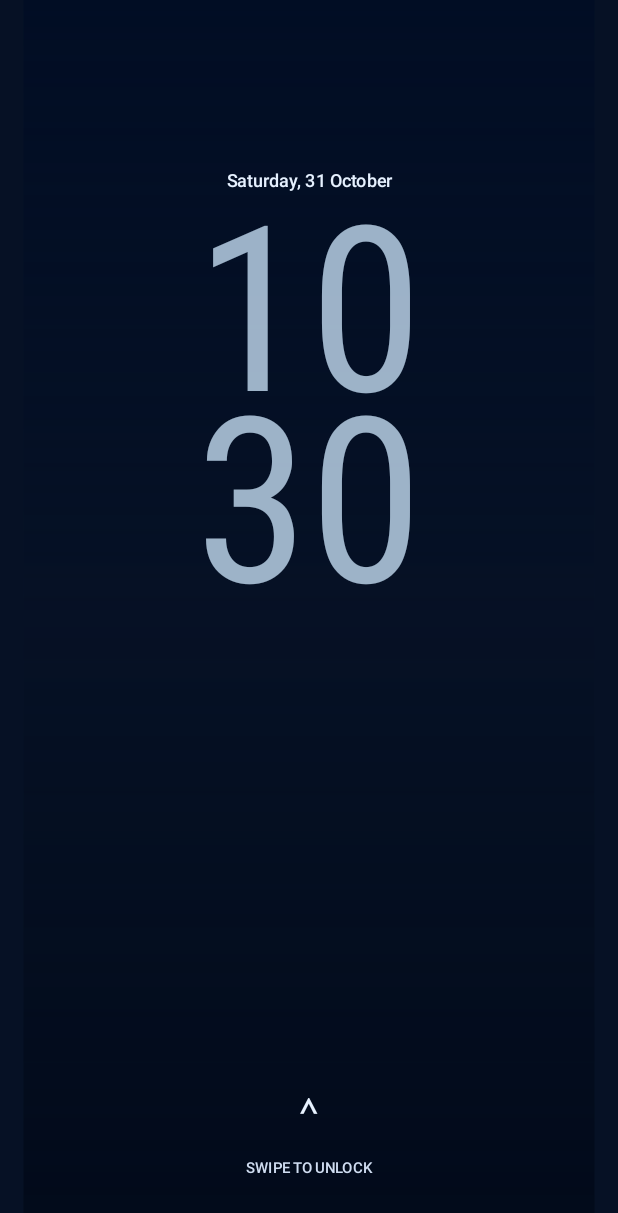
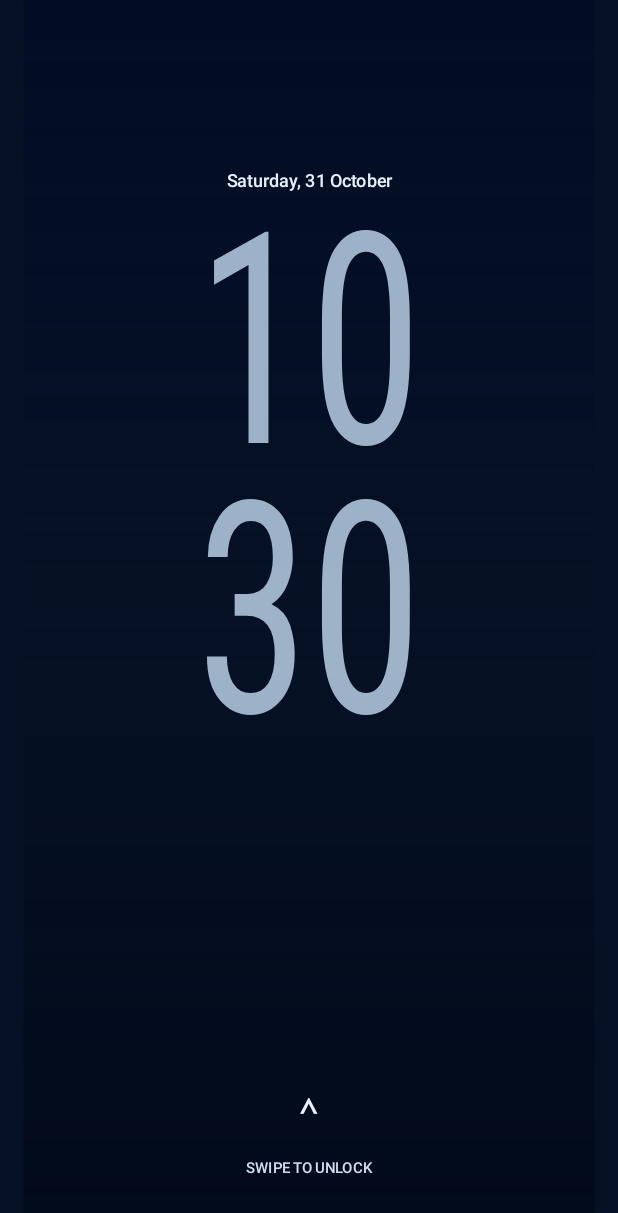
Before and after one commit to jollyboy95/HyperLauncher-Samsung, an Android app: the screen it shows after launch (AuroraActivity), on a phone screen of 412 x 824 dp. Shown: the top 1213 px of the screen. Run offline under Robolectric (Android 15) with nearby library versions, the light colour scheme and no system bars.

Commit message:
Make stacked clock taller and narrower; align foreground to wallpaper transform

```diff
--- a/compat/src/main/java/au/steve/hyperlauncher/compat/AuroraSceneView.java
+++ b/compat/src/main/java/au/steve/hyperlauncher/compat/AuroraSceneView.java
@@ -116,7 +116,7 @@ public final class AuroraSceneView extends View {
         measure.setTypeface(clockFace);
         float x=preset==2?145f:195f;
         String hours=digits.substring(0,2),minutes=digits.substring(2);
-        float requested=size*(preset==1?.65f:preset==3?1.22f:1.12f);
+        float requested=size*(preset==1?.65f:preset==3?1.22f:1.48f);
         float maxWidth=preset==1?355f:preset==3?355f:315f;
         float widest=preset==1?measure.measureText(hours+":"+minutes):
             preset==3?measure.measureText(digits):Math.max(measure.measureText(hours),measure.measureText(minutes));
@@ -124,9 +124,9 @@ public final class AuroraSceneView extends View {
         widest=preset==1?measure.measureText(hours+":"+minutes):
             preset==3?measure.measureText(digits):Math.max(measure.measureText(hours),measure.measureText(minutes));
         // Editorial uses horizontally compressed, tall digits without shrinking their height.
-        float horizontalScale=preset==3?.62f:1f;
+        float horizontalScale=preset==3?.62f:(preset==0||preset==2?.78f:1f);
         float fitted=Math.min(requested,maxWidth/Math.max(.01f,widest*horizontalScale));
-        float lineHeight=fitted*.83f;
+        float lineHeight=fitted*.91f;
         float clockHeight=preset==0||preset==2?fitted+lineHeight:fitted;
         float groupHeight=clockHeight+48f;
         float top=Math.max(42f,Math.min(722f-groupHeight,116f+prefs.getInt("clockY",0)));
@@ -140,8 +140,11 @@ public final class AuroraSceneView extends View {
             text(c,digits,0f,firstBaseline,fitted,color,clockFace,true);
             c.restore();
         }else{
-            text(c,hours,x,firstBaseline,fitted,color,clockFace,true);
-            text(c,minutes,x,firstBaseline+lineHeight,fitted,color,clockFace,true);
+            // Condense each row without reducing its height, preserving the tall HyperOS silhouette.
+            c.save();c.translate(x,0f);c.scale(horizontalScale,1f);
+            text(c,hours,0f,firstBaseline,fitted,color,clockFace,true);
+            text(c,minutes,0f,firstBaseline+lineHeight,fitted,color,clockFace,true);
+            c.restore();
         }
         if(editing){
             paint.reset();paint.setAntiAlias(true);paint.setColor(0x668DC9FF);
@@ -153,9 +156,13 @@ public final class AuroraSceneView extends View {
         // Optional transparent PNG foreground is composited above both rows of digits.
         if(foreground!=null){
             paint.reset();paint.setAntiAlias(true);paint.setFilterBitmap(true);
-            float foregroundScale=Math.max(390f/foreground.getWidth(),844f/foreground.getHeight());
-            float bw=foreground.getWidth()*foregroundScale,bh=foreground.getHeight()*foregroundScale;
-            c.drawBitmap(foreground,null,new RectF((390-bw)/2,(844-bh)/2,(390+bw)/2,(844+bh)/2),paint);
+            // Apply the identical crop and focal-point transform to both layers.
+            // A transparent cutout matching the wallpaper canvas now stays registered.
+            WallpaperTransform t=WallpaperTransform.compute(foreground.getWidth(),foreground.getHeight(),390f,844f,
+                prefs.getFloat("wallpaperZoom",1f),prefs.getFloat("wallpaperFocusX",.5f),
+                prefs.getFloat("wallpaperFocusY",.5f));
+            c.drawBitmap(foreground,null,new RectF(t.dx,t.dy,
+                t.dx+foreground.getWidth()*t.scale,t.dy+foreground.getHeight()*t.scale),paint);
         }
         if(!preview){
             text(c,"⌃",195,772,29,0xFFE8F3FF,Typeface.DEFAULT,true);
```
